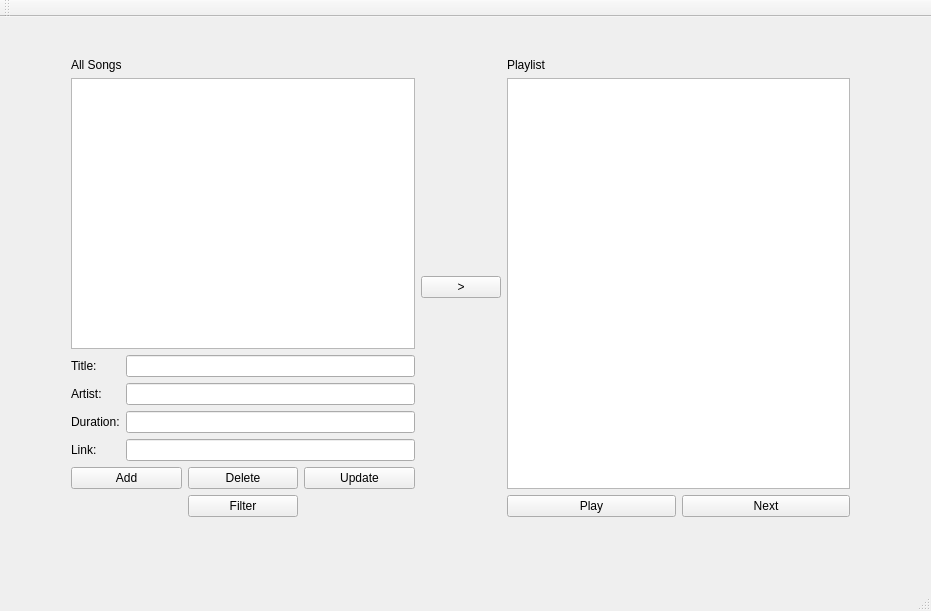
Before: the Qt Designer form Qt Song Playlist/QtSongPlaylist.ui in IuniaMuntean/ooplaboratory10-IuniaMuntean, drawn with Qt 5.
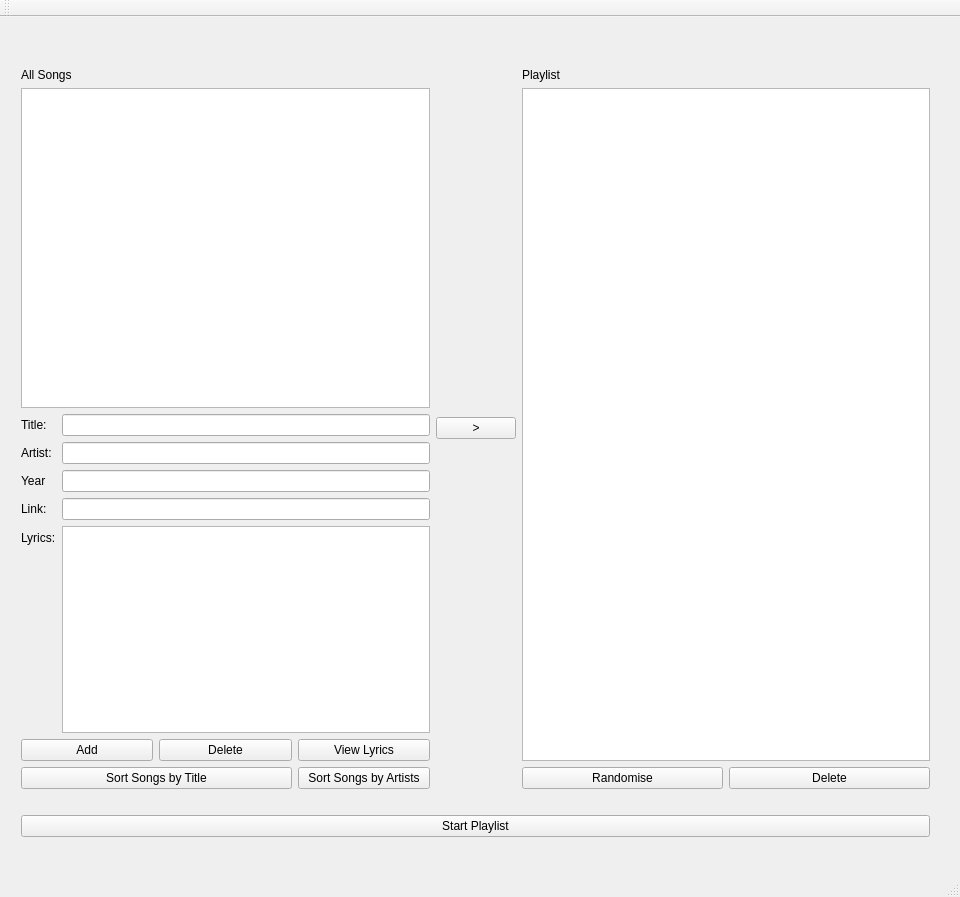
After: the same form once the commit is applied.

Diff of the .ui file:
```diff
--- a/Qt Song Playlist/QtSongPlaylist.ui
+++ b/Qt Song Playlist/QtSongPlaylist.ui
@@ -6,10 +6,22 @@
    <rect>
     <x>0</x>
     <y>0</y>
-    <width>931</width>
-    <height>611</height>
+    <width>960</width>
+    <height>897</height>
    </rect>
   </property>
+  <property name="sizePolicy">
+   <sizepolicy hsizetype="Minimum" vsizetype="Preferred">
+    <horstretch>0</horstretch>
+    <verstretch>0</verstretch>
+   </sizepolicy>
+  </property>
+  <property name="minimumSize">
+   <size>
+    <width>19</width>
+    <height>0</height>
+   </size>
+  </property>
   <property name="windowTitle">
    <string>QtSongPlaylist</string>
   </property>
@@ -17,12 +29,14 @@
    <widget class="QWidget" name="horizontalLayoutWidget_2">
     <property name="geometry">
      <rect>
-      <x>60</x>
-      <y>30</y>
-      <width>801</width>
-      <height>481</height>
+      <x>10</x>
+      <y>40</y>
+      <width>931</width>
+      <height>791</height>
      </rect>
     </property>
+    <layout class="QVBoxLayout" name="verticalLayout">
+     <item>
     <layout class="QHBoxLayout" name="horizontalLayout_5">
      <item>
       <layout class="QVBoxLayout" name="verticalLayout_4">
@@ -34,7 +48,23 @@
         </widget>
        </item>
        <item>
-        <widget class="QListWidget" name="listWidget"/>
+          <widget class="QListWidget" name="listWidget">
+           <property name="enabled">
+            <bool>true</bool>
+           </property>
+           <property name="sizePolicy">
+            <sizepolicy hsizetype="MinimumExpanding" vsizetype="Expanding">
+             <horstretch>0</horstretch>
+             <verstretch>0</verstretch>
+            </sizepolicy>
+           </property>
+           <property name="minimumSize">
+            <size>
+             <width>16</width>
+             <height>0</height>
+            </size>
+           </property>
+          </widget>
        </item>
        <item>
         <layout class="QFormLayout" name="formLayout">
@@ -61,7 +91,7 @@
          <item row="2" column="0">
           <widget class="QLabel" name="durationLabel">
            <property name="text">
-            <string>Duration:</string>
+              <string>Year</string>
            </property>
           </widget>
          </item>
@@ -78,10 +108,27 @@
          <item row="3" column="1">
           <widget class="QLineEdit" name="linkLineEdit"/>
          </item>
+           <item row="4" column="0">
+            <widget class="QLabel" name="lirycsLabel">
+             <property name="text">
+              <string>Lyrics:</string>
+             </property>
+            </widget>
+           </item>
+           <item row="4" column="1">
+            <widget class="QTextEdit" name="LyricsEdit"/>
+           </item>
         </layout>
        </item>
        <item>
         <layout class="QGridLayout" name="gridLayout_2">
+           <item row="0" column="2">
+            <widget class="QPushButton" name="LyricsButton">
+             <property name="text">
+              <string>View Lyrics</string>
+             </property>
+            </widget>
+           </item>
          <item row="0" column="0">
           <widget class="QPushButton" name="addButton">
            <property name="text">
@@ -89,10 +136,17 @@
            </property>
           </widget>
          </item>
-         <item row="0" column="2">
-          <widget class="QPushButton" name="UpdateButton">
+           <item row="1" column="2">
+            <widget class="QPushButton" name="sortByArtistsButton">
            <property name="text">
-            <string>Update</string>
+              <string>Sort Songs by Artists</string>
+             </property>
+            </widget>
+           </item>
+           <item row="1" column="0" colspan="2">
+            <widget class="QPushButton" name="SortbyTitleButton">
+             <property name="text">
+              <string>Sort Songs by Title</string>
            </property>
           </widget>
          </item>
@@ -103,13 +157,6 @@
            </property>
           </widget>
          </item>
-         <item row="1" column="1">
-          <widget class="QPushButton" name="FilterButton">
-           <property name="text">
-            <string>Filter</string>
-           </property>
-          </widget>
-         </item>
         </layout>
        </item>
       </layout>
@@ -136,22 +183,44 @@
        <item>
         <layout class="QHBoxLayout" name="horizontalLayout_4">
          <item>
+            <widget class="QPushButton" name="RandomiseButton">
+             <property name="text">
+              <string>Randomise</string>
+             </property>
+            </widget>
+           </item>
+           <item>
+            <widget class="QPushButton" name="PlaylistDeleteButton">
+             <property name="text">
+              <string>Delete</string>
+             </property>
+            </widget>
+           </item>
+          </layout>
+         </item>
+        </layout>
+       </item>
+      </layout>
+     </item>
+     <item>
+      <spacer name="horizontalSpacer">
+       <property name="orientation">
+        <enum>Qt::Horizontal</enum>
+       </property>
+       <property name="sizeHint" stdset="0">
+        <size>
+         <width>40</width>
+         <height>20</height>
+        </size>
+       </property>
+      </spacer>
+     </item>
+     <item>
           <widget class="QPushButton" name="playButton">
            <property name="text">
-            <string>Play</string>
-           </property>
-          </widget>
-         </item>
-         <item>
-          <widget class="QPushButton" name="nextButton">
-           <property name="text">
-            <string>Next</string>
-           </property>
-          </widget>
-         </item>
-        </layout>
-       </item>
-      </layout>
+        <string>Start Playlist</string>
+       </property>
+      </widget>
      </item>
     </layout>
    </widget>
```
Left out of the diff: 8 changed lines with no effect on the pictures. Lines whose indentation alone changed are shown as unchanged.
